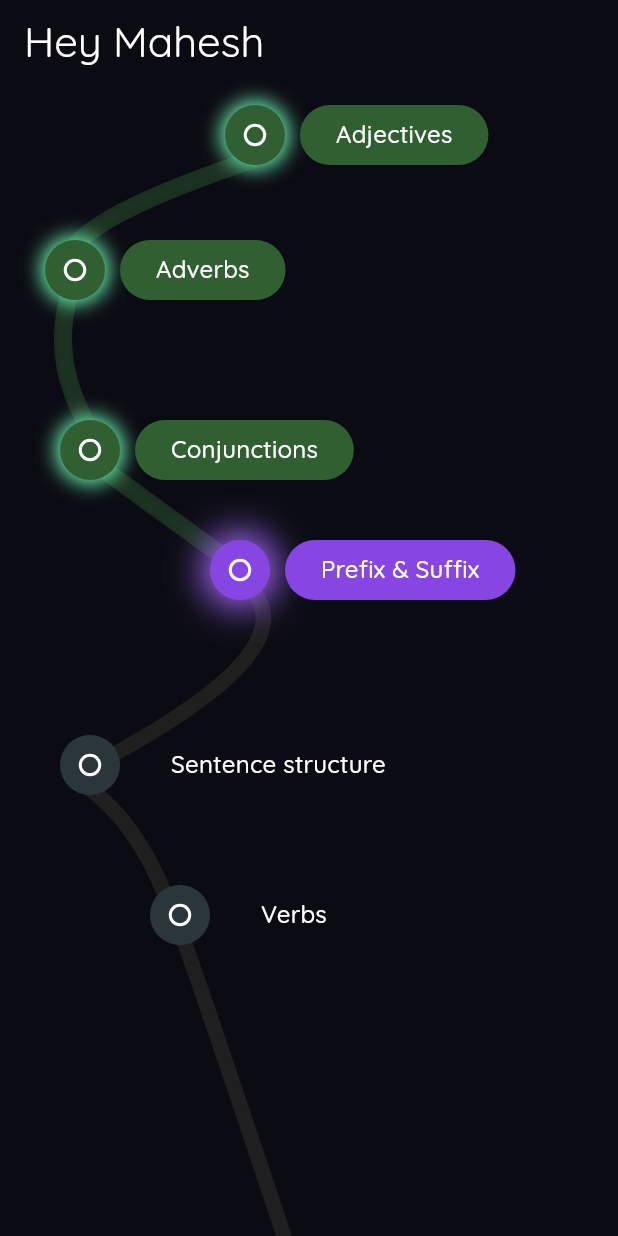
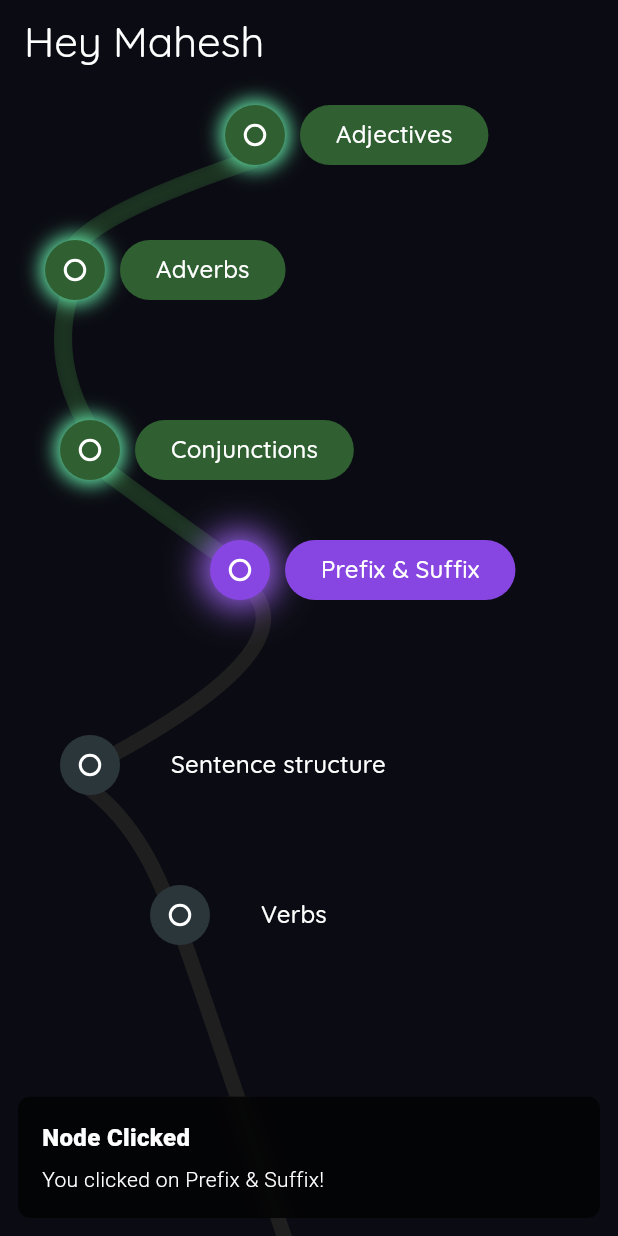
Before and after one commit to vanshika704/stimuler_exercise, a Flutter app: the screen it shows after launch, after a tap on "Prefix & Suffix", on a phone screen of 412 x 824 dp. Run offline on Flutter 3.47's test engine with Material 3 defaults, Android fonts, the phone set to English and light mode, and no system bars; our stand-ins replace get, google_fonts.

Commit message:
snackbar

```diff
--- a/lib/components/flow.dart
+++ b/lib/components/flow.dart
@@ -1,6 +1,8 @@
+import 'package:flutter/material.dart';
+import 'package:get/get.dart'; // Import GetX package
+import 'package:google_fonts/google_fonts.dart'; // Import Google Fonts
+import 'snackbar.dart' as customSnackbar; // Alias custom SnackbarController
 
-import 'package:flutter/material.dart';
-import 'package:google_fonts/google_fonts.dart'; // Import Google Fonts
 class FlowPathScreen extends StatefulWidget {
   @override
   _FlowPathScreenState createState() => _FlowPathScreenState();
@@ -8,6 +10,7 @@ class FlowPathScreen extends StatefulWidget {
 
 class _FlowPathScreenState extends State<FlowPathScreen> {
   int selectedDay = 1;
+  final customSnackbar.SnackbarController snackbarController = Get.put(customSnackbar.SnackbarController());  // Use custom SnackbarController
 
   @override
   Widget build(BuildContext context) {
@@ -40,7 +43,10 @@ class _FlowPathScreenState extends State<FlowPathScreen> {
                   label: 'Adjectives',
                   isSelected: selectedDay == 1,
                   isCompleted: selectedDay > 1,
-                  onTap: () => setState(() => selectedDay = 1),
+                  onTap: () {
+                    setState(() => selectedDay = 1);
+                    snackbarController.showSnackbar('You clicked on Adjectives!');
+                  },
                 ),
                 _buildNode(
                   top: 100,
@@ -48,7 +54,10 @@ class _FlowPathScreenState extends State<FlowPathScreen> {
                   label: 'Adverbs',
                   isSelected: selectedDay == 2,
                   isCompleted: selectedDay > 2,
-                  onTap: () => setState(() => selectedDay = 2),
+                  onTap: () {
+                    setState(() => selectedDay = 2);
+                    snackbarController.showSnackbar('You clicked on Adverbs!');
+                  },
                 ),
                 _buildNode(
                   top: 220,
@@ -56,7 +65,10 @@ class _FlowPathScreenState extends State<FlowPathScreen> {
                   label: 'Conjunctions',
                   isSelected: selectedDay == 3,
                   isCompleted: selectedDay > 3,
-                  onTap: () => setState(() => selectedDay = 3),
+                  onTap: () {
+                    setState(() => selectedDay = 3);
+                    snackbarController.showSnackbar('You clicked on Conjunctions!');
+                  },
                 ),
                 _buildNode(
                   top: 300,
@@ -64,7 +76,10 @@ class _FlowPathScreenState extends State<FlowPathScreen> {
                   label: 'Prefix & Suffix',
                   isSelected: selectedDay == 4,
                   isCompleted: selectedDay > 4,
-                  onTap: () => setState(() => selectedDay = 4),
+                  onTap: () {
+                    setState(() => selectedDay = 4);
+                    snackbarController.showSnackbar('You clicked on Prefix & Suffix!');
+                  },
                 ),
                 _buildNode(
                   top: 430,
@@ -72,7 +87,10 @@ class _FlowPathScreenState extends State<FlowPathScreen> {
                   label: 'Sentence structure',
                   isSelected: selectedDay == 5,
                   isCompleted: selectedDay > 5,
-                  onTap: () => setState(() => selectedDay = 5),
+                  onTap: () {
+                    setState(() => selectedDay = 5);
+                    snackbarController.showSnackbar('You clicked on Sentence Structure!');
+                  },
                 ),
                 _buildNode(
                   top: 530,
@@ -80,7 +98,10 @@ class _FlowPathScreenState extends State<FlowPathScreen> {
                   label: 'Verbs',
                   isSelected: selectedDay == 6,
                   isCompleted: selectedDay > 6,
-                  onTap: () => setState(() => selectedDay = 6),
+                  onTap: () {
+                    setState(() => selectedDay = 6);
+                    snackbarController.showSnackbar('You clicked on Verbs!');
+                  },
                 ),
               ],
             ),
@@ -159,7 +180,7 @@ class _FlowPathScreenState extends State<FlowPathScreen> {
                     ? const Color.fromARGB(255, 135, 69, 226)
                     : isCompleted
                         ? const Color.fromARGB(255, 48, 96, 50)
-                        :  Colors.transparent,
+                        : Colors.transparent,
                 shape: RoundedRectangleBorder(
                   borderRadius: BorderRadius.circular(50),
                 ),
@@ -200,38 +221,34 @@ class FlowPathPainter extends CustomPainter {
 
     Path path = Path();
 
-    // First curve: Adjectives to Adverbs
+    // Draw paths based on selected day to highlight them
     path.moveTo(170, 50);
     path.quadraticBezierTo(20, 100, 50, 130);
     canvas.drawPath(path, selectedDay >= 2 ? glowPaint : paint);
 
-    // Second curve: Adverbs to Conjunctions
     path = Path();
     path.moveTo(50, 130);
     path.quadraticBezierTo(30, 180, 60, 230);
     canvas.drawPath(path, selectedDay >= 3 ? glowPaint : paint);
 
-    // Third curve: Conjunctions to Prefix & Suffix
     path = Path();
     path.moveTo(60, 250);
     path.quadraticBezierTo(100, 280, 170, 330);
     canvas.drawPath(path, selectedDay >= 4 ? glowPaint : paint);
 
-    // Fourth curve: Prefix & Suffix to Sentence structure
     path = Path();
     path.moveTo(170, 340);
     path.quadraticBezierTo(200, 380, 70, 450);
     canvas.drawPath(path, selectedDay >= 5 ? glowPaint : paint);
 
-    // Fifth curve: Sentence structure to Verbs
     path = Path();
     path.moveTo(60, 470);
     path.quadraticBezierTo(100, 500, 120, 570);
     canvas.drawPath(path, selectedDay >= 6 ? glowPaint : paint);
+
     path.moveTo(190, 770); // Center of "Sentence structure" node
     path.quadraticBezierTo(100, 500, 120, 570); // Control point and center of "Verbs"
- canvas.drawPath(path, selectedDay >= 6 ? glowPaint : paint);
-
+    canvas.drawPath(path, selectedDay >= 6 ? glowPaint : paint);
   }
 
   @override
--- /dev/null
+++ b/lib/components/snackbar.dart
@@ -0,0 +1,17 @@
+import 'package:get/get.dart';
+import 'package:flutter/material.dart';
+
+class SnackbarController extends GetxController {
+  void showSnackbar(String message) {
+    Get.snackbar(
+      'Node Clicked',  // Title
+      message,  // Message
+      snackPosition: SnackPosition.BOTTOM,  // Position at the bottom
+      backgroundColor: Colors.black.withOpacity(0.7),
+      colorText: Colors.white,
+      borderRadius: 8.0,
+      margin: EdgeInsets.all(12),
+      duration: Duration(seconds: 2),
+    );
+  }
+}
--- a/lib/main.dart
+++ b/lib/main.dart
@@ -1,6 +1,6 @@
 import 'package:exerciseapp/components/flow.dart';
 import 'package:flutter/material.dart';
-
+import 'package:get/get.dart';
 void main() {
   runApp(const MyApp());
 }
@@ -11,7 +11,7 @@ class MyApp extends StatelessWidget {
   // This widget is the root of your application.
   @override
   Widget build(BuildContext context) {
-    return MaterialApp(
+    return GetMaterialApp(
       title: 'Stimuler',
      debugShowCheckedModeBanner: false,
       home: FlowPathScreen(),
--- a/pubspec.yaml
+++ b/pubspec.yaml
@@ -36,6 +36,7 @@ dependencies:
   # Use with the CupertinoIcons class for iOS style icons.
   cupertino_icons: ^1.0.8
   google_fonts: ^6.2.1
+  get: ^4.6.6
 
 dev_dependencies:
   flutter_test:
```
Also changed, not shown: pubspec.lock.
